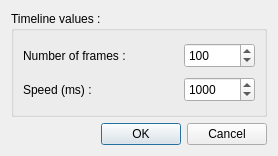
First picture: the form in NewTimeAxisDialog.ui, repository annesummers/LedAnimator, before the edit.
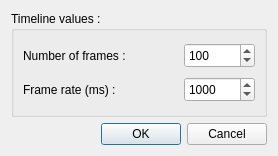
Second picture: the form after the edit.

Commit message: Rename speed/frequency in a value axis to frameRate Fixes #18 Rename 'Speed' to 'Frame rate'

```diff
--- a/NewTimeAxisDialog.ui
+++ b/NewTimeAxisDialog.ui
@@ -75,7 +75,7 @@
            </size>
           </property>
           <property name="text">
-           <string>Speed (ms) :</string>
+           <string>Frame rate (ms) :</string>
           </property>
          </widget>
         </item>
```
Left out of the diff: 4 changed lines with no effect on the pictures. The commit also changes 12 other files.
